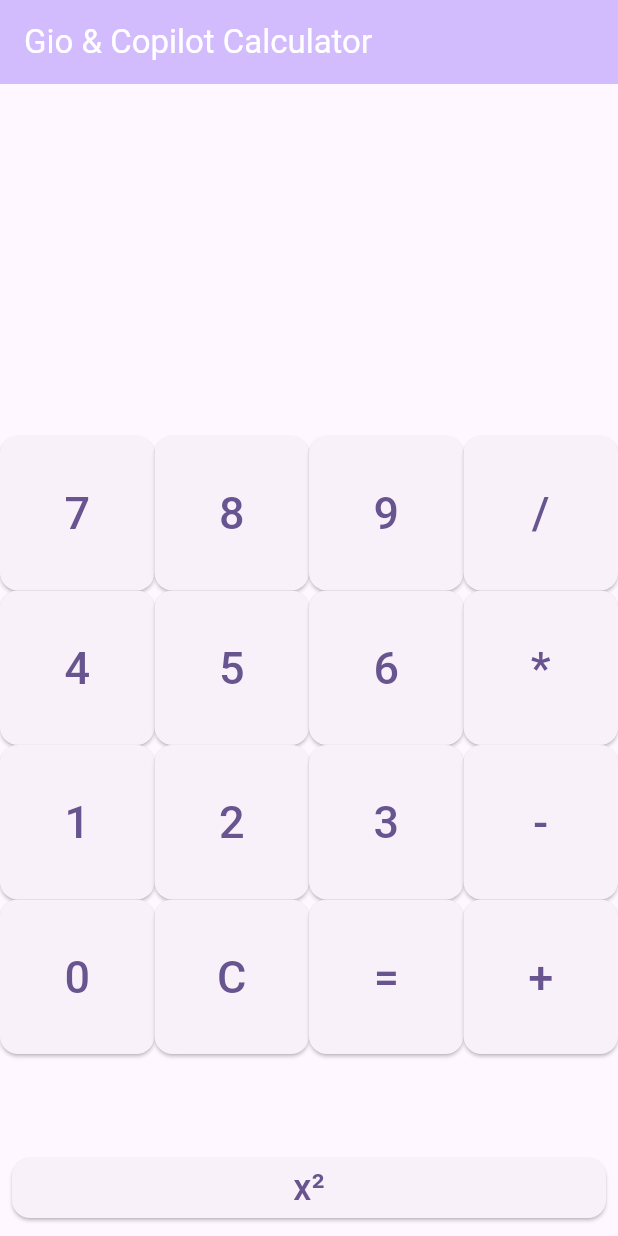
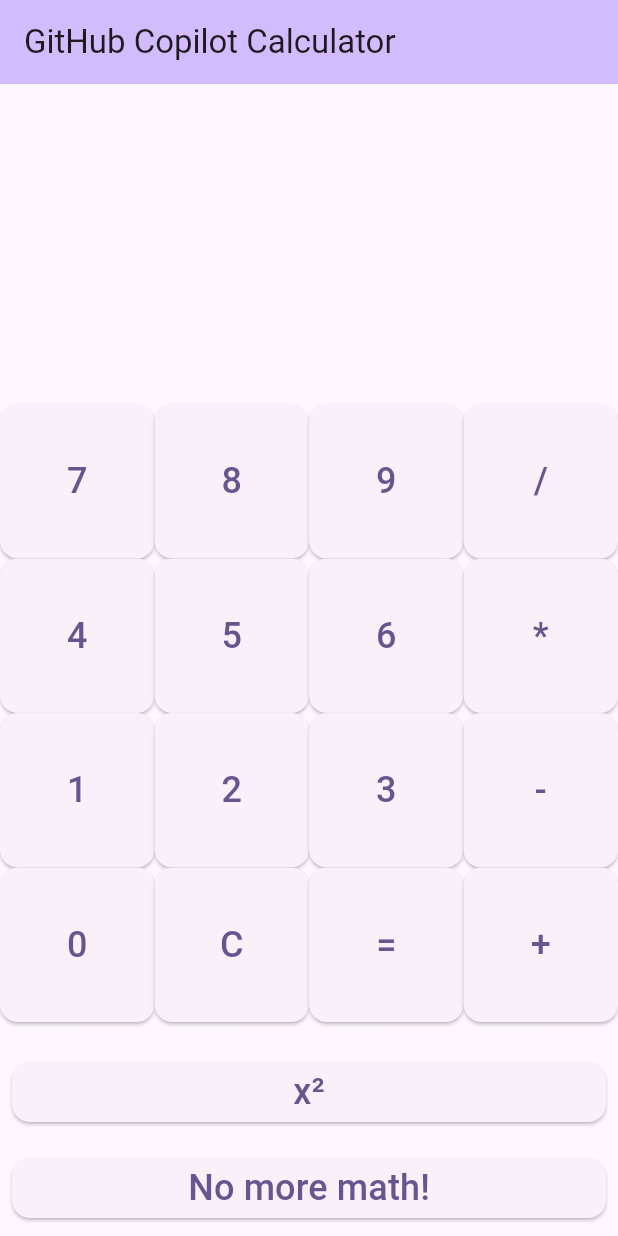
Before and after one commit to giochavez000/flutter-calculator, a Flutter app: the screen it shows after launch, on a phone screen of 412 x 824 dp. Run offline on Flutter 3.47's test engine with Material 3 defaults, Android fonts, the phone set to English and light mode, and no system bars; missing offline and left inert: expressions.

```diff
--- a/lib/main.dart
+++ b/lib/main.dart
@@ -54,6 +54,8 @@ class _CalculatorPageState extends State<CalculatorPage> {
         } catch (e) {
           _expression = 'Error';
         }
+      } else if (value == 'No more math!') {
+        _expression = 'No more math!';
       } else {
         if (_expression.contains('=')) {
           _expression = value;
@@ -69,7 +71,7 @@ class _CalculatorPageState extends State<CalculatorPage> {
   Widget build(BuildContext context) {
     return Scaffold(
       appBar: AppBar(
-        title: const Text('Gio & Copilot Calculator', style: TextStyle(color: Colors.white),),
+        title: const Text('GitHub Copilot Calculator'),
         backgroundColor: Theme.of(context).colorScheme.inversePrimary,
       ),
       body: Column(
@@ -80,7 +82,7 @@ class _CalculatorPageState extends State<CalculatorPage> {
               alignment: Alignment.centerRight,
               child: TextField(
                 controller: _controller,
-                style: const TextStyle(fontSize: 38),
+                style: const TextStyle(fontSize: 32),
                 textAlign: TextAlign.right,
                 readOnly: true,
                 decoration: const InputDecoration(border: InputBorder.none),
@@ -114,6 +116,21 @@ class _CalculatorPageState extends State<CalculatorPage> {
               ),
             ),
           ),
+          Padding(
+            padding: const EdgeInsets.all(8.0),
+            child: SizedBox(
+              width: double.infinity,
+              child: ElevatedButton(
+                onPressed: () => _onPressed('No more math!'),
+                style: ElevatedButton.styleFrom(
+                  shape: RoundedRectangleBorder(
+                    borderRadius: BorderRadius.circular(12),
+                  ),
+                ),
+                child: const Text('No more math!', style: TextStyle(fontSize: 24)),
+              ),
+            ),
+          ),
         ],
       ),
     );
@@ -127,7 +144,7 @@ class _CalculatorPageState extends State<CalculatorPage> {
           borderRadius: BorderRadius.circular(12),
         ),
       ),
-      child: Text(value, style: const TextStyle(fontSize: 30)),
+      child: Text(value, style: const TextStyle(fontSize: 24)),
     );
   }
 }
```
